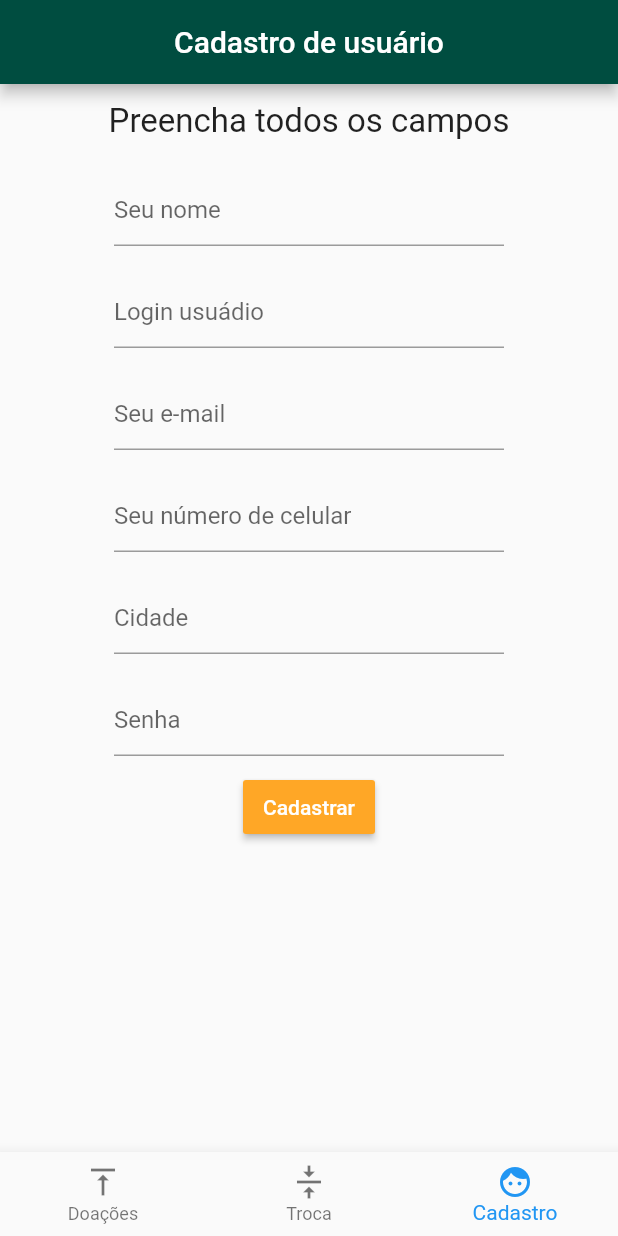
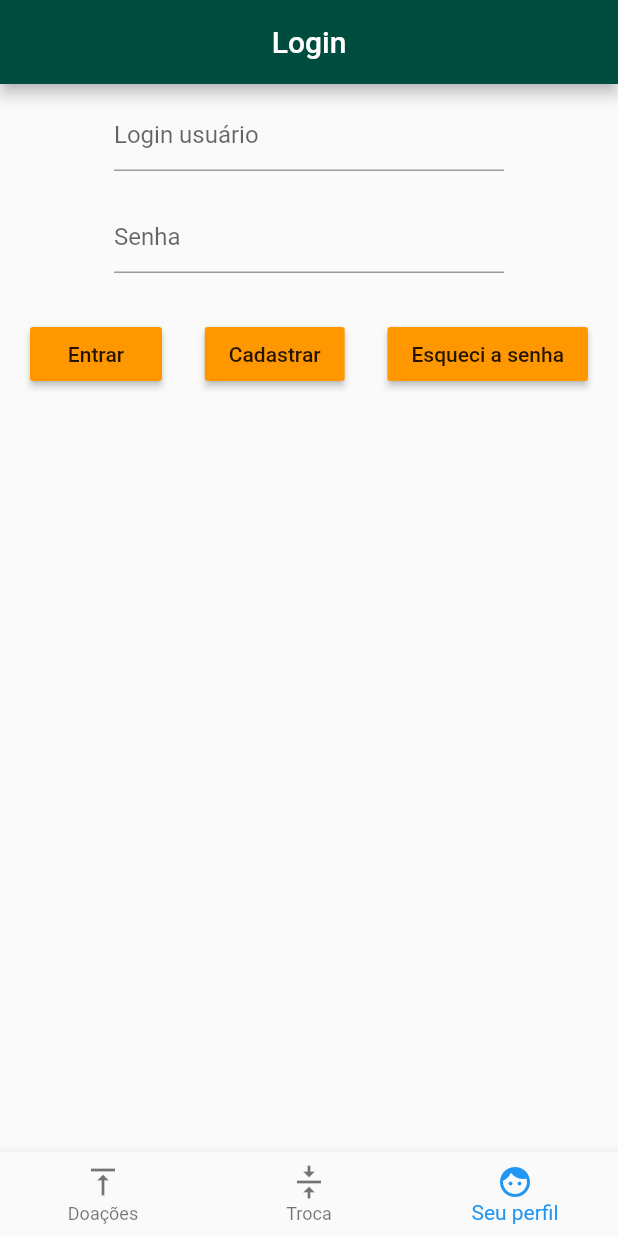
Before and after one commit to paulohbraga/app_constroca, a Flutter app: the screen it shows after launch, item 3 of the bottom bar chosen, on a phone screen of 412 x 824 dp. Run offline on Flutter 3.47's test engine with Material 2 defaults, Android fonts, the light colour scheme and no system bars; our stand-ins replace flare_flutter; network calls fail.

Commit message:
Edit profile screen, change animation splash, change routes.

```diff
--- a/lib/cadastro.dart
+++ b/lib/cadastro.dart
@@ -88,12 +88,7 @@ class TransfterDataWidget extends State {
           actions: <Widget>[
             FlatButton(
               child: new Text("OK"),
-              onPressed: () {
-                Navigator.push(
-    context,
-    MaterialPageRoute(builder: (context) => MyApp()),
-  );
-              },
+              onPressed: () => Navigator.push(context, MaterialPageRoute(builder: (context) => MyApp())),
             ),
           ],
         );
@@ -131,7 +126,7 @@ class TransfterDataWidget extends State {
               child: TextField(
                   controller: loginUsuarioController,
                   autocorrect: true,
-                  decoration: InputDecoration(hintText: 'Login usuádio'),
+                  decoration: InputDecoration(hintText: 'Login usuário'),
                 )
               ),
 
--- a/lib/home_widget.dart
+++ b/lib/home_widget.dart
@@ -2,6 +2,7 @@ import 'package:flutter/material.dart';
 import 'home.dart';
 import 'home2.dart';
 import 'cadastro.dart';
+import 'perfilscreen.dart';
 import 'getUsers.dart';
 
 /// This Widget is the main application widget.
@@ -47,14 +48,14 @@ Widget build(BuildContext context) {
           offstage: index != 1,
           child: new TickerMode(
             enabled: index == 1,
-            child: new MaterialApp(debugShowCheckedModeBanner: false, home: new UserList()),
+            child: new MaterialApp(debugShowCheckedModeBanner: false, home: new MyHomePage2()),
           ),
         ),
         new Offstage(
           offstage: index != 2,
           child: new TickerMode(
             enabled: index == 2,
-            child: new MaterialApp(debugShowCheckedModeBanner: false, home: new Cadastro()),
+            child: new MaterialApp(debugShowCheckedModeBanner: false, home: new PerfilScreen()),
           ),
         ),
       ],
@@ -74,7 +75,7 @@ Widget build(BuildContext context) {
         new BottomNavigationBarItem(
 
           icon: new Icon(Icons.face),
-          title: new Text("Cadastro", style: TextStyle(fontWeight: FontWeight.bold),),
+          title: new Text("Seu perfil", style: TextStyle(fontWeight: FontWeight.bold),),
         ),
       ],
     ),
--- a/lib/splash.dart
+++ b/lib/splash.dart
@@ -14,7 +14,7 @@ class _SplashState extends State<Splash> {
     super.initState();
 
     SystemChrome.setEnabledSystemUIOverlays([]);
-    Future.delayed(Duration(seconds: 4)).then((_) {
+    Future.delayed(Duration(seconds: 5)).then((_) {
       Navigator.pushReplacement(
           context, MaterialPageRoute(builder: (context) => MyApp()));
     });
@@ -25,15 +25,16 @@ class _SplashState extends State<Splash> {
     return MaterialApp(
       debugShowCheckedModeBanner: false,
       home: Container(
+
         color: Colors.teal[900],
-          child: new Center(
-              widthFactor: 150.0,
-              heightFactor: 150.0,
+
               child: FlareActor(
-                'assets/carro.flr',
+                'assets/logo.flr',
                 animation: 'carro',
-              )
-          )
+                sizeFromArtboard: true,
+                alignment: Alignment.centerRight,
+              ),
+
       ),
     );
   }
--- a/pubspec.yaml
+++ b/pubspec.yaml
@@ -46,7 +46,7 @@ flutter:
   assets:
     - imgs/icon.png
     - imgs/app_icon.png
-    - assets/carro.flr
+    - assets/logo.flr
   #  - images/a_dot_burr.jpeg
   #  - images/a_dot_ham.jpeg
 
```
Also changed, not shown: lib/perfilscreen.dart (added, +168 -0 lines), 1 other file.
